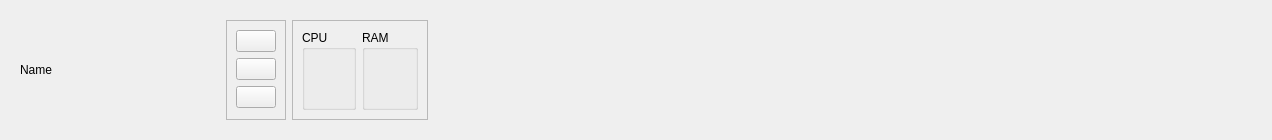
Old version of the form computerwidget.ui in the repository Elnhomantia/ServerManager.
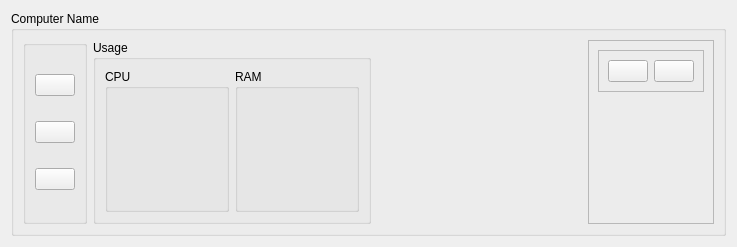
New version of the form. Icons and pictures are not drawn. Custom widgets are drawn as their Qt base class.

Commit message: upgrade computer widget + dark style sheet

Diff of the .ui file:
```diff
--- a/computerwidget.ui
+++ b/computerwidget.ui
@@ -6,38 +6,31 @@
    <rect>
     <x>0</x>
     <y>0</y>
-    <width>1272</width>
-    <height>140</height>
+    <width>737</width>
+    <height>247</height>
    </rect>
   </property>
+  <property name="sizePolicy">
+   <sizepolicy hsizetype="Preferred" vsizetype="Fixed">
+    <horstretch>0</horstretch>
+    <verstretch>0</verstretch>
+   </sizepolicy>
+  </property>
   <property name="windowTitle">
    <string>Form</string>
   </property>
-  <layout class="QHBoxLayout" name="horizontalLayout_2">
+  <layout class="QVBoxLayout" name="verticalLayout">
    <item>
-    <widget class="QWidget" name="widget" native="true">
+    <widget class="QGroupBox" name="computerGroupBox">
+     <property name="title">
+      <string>Computer Name</string>
+     </property>
+     <property name="alignment">
+      <set>Qt::AlignmentFlag::AlignLeading|Qt::AlignmentFlag::AlignLeft|Qt::AlignmentFlag::AlignTop</set>
+     </property>
      <layout class="QHBoxLayout" name="horizontalLayout">
       <item>
-       <widget class="QLabel" name="nemaLabel">
-        <property name="minimumSize">
-         <size>
-          <width>200</width>
-          <height>0</height>
-         </size>
-        </property>
-        <property name="text">
-         <string>Name</string>
-        </property>
-       </widget>
-      </item>
-      <item>
-       <widget class="QFrame" name="buttonFrame">
-        <property name="frameShape">
-         <enum>QFrame::Shape::StyledPanel</enum>
-        </property>
-        <property name="frameShadow">
-         <enum>QFrame::Shadow::Raised</enum>
-        </property>
+       <widget class="QGroupBox" name="buttonGroupBox">
         <layout class="QVBoxLayout" name="verticalLayout_2">
          <item>
           <widget class="QPushButton" name="startButton">
@@ -48,7 +41,7 @@
             <iconset theme="QIcon::ThemeIcon::MediaPlaybackStart"/>
            </property>
            <property name="checkable">
-            <bool>true</bool>
+            <bool>false</bool>
            </property>
            <property name="checked">
             <bool>false</bool>
@@ -82,12 +75,12 @@
        </widget>
       </item>
       <item>
-       <widget class="QFrame" name="statsFrame">
-        <property name="frameShape">
-         <enum>QFrame::Shape::StyledPanel</enum>
+       <widget class="QGroupBox" name="statsGroupBox">
+        <property name="title">
+         <string>Usage</string>
         </property>
-        <property name="frameShadow">
-         <enum>QFrame::Shadow::Raised</enum>
+        <property name="alignment">
+         <set>Qt::AlignmentFlag::AlignLeading|Qt::AlignmentFlag::AlignLeft|Qt::AlignmentFlag::AlignTop</set>
         </property>
         <layout class="QHBoxLayout" name="horizontalLayout_4">
          <item>
@@ -97,7 +90,20 @@
            </property>
            <layout class="QHBoxLayout" name="horizontalLayout_3">
             <item>
-             <widget class="DialWidget" name="cpuUsageWidget" native="true"/>
+             <widget class="DialWidget" name="cpuUsageWidget" native="true">
+              <property name="minimumSize">
+               <size>
+                <width>100</width>
+                <height>100</height>
+               </size>
+              </property>
+              <property name="maximumSize">
+               <size>
+                <width>100</width>
+                <height>100</height>
+               </size>
+              </property>
+             </widget>
             </item>
            </layout>
           </widget>
@@ -109,7 +115,20 @@
            </property>
            <layout class="QHBoxLayout" name="horizontalLayout_5">
             <item>
-             <widget class="DialWidget" name="cpuUsageWidget_2" native="true"/>
+             <widget class="DialWidget" name="cpuUsageWidget_2" native="true">
+              <property name="minimumSize">
+               <size>
+                <width>100</width>
+                <height>100</height>
+               </size>
+              </property>
+              <property name="maximumSize">
+               <size>
+                <width>100</width>
+                <height>100</height>
+               </size>
+              </property>
+             </widget>
             </item>
            </layout>
           </widget>
@@ -130,6 +149,63 @@
         </property>
        </spacer>
       </item>
+      <item>
+       <widget class="QFrame" name="frame">
+        <property name="frameShape">
+         <enum>QFrame::Shape::StyledPanel</enum>
+        </property>
+        <property name="frameShadow">
+         <enum>QFrame::Shadow::Raised</enum>
+        </property>
+        <layout class="QVBoxLayout" name="verticalLayout_3">
+         <item>
+          <widget class="QFrame" name="frame_2">
+           <property name="frameShape">
+            <enum>QFrame::Shape::StyledPanel</enum>
+           </property>
+           <property name="frameShadow">
+            <enum>QFrame::Shadow::Raised</enum>
+           </property>
+           <layout class="QHBoxLayout" name="horizontalLayout_2">
+            <item>
+             <widget class="QPushButton" name="editComputerButton">
+              <property name="text">
+               <string/>
+              </property>
+              <property name="icon">
+               <iconset theme="QIcon::ThemeIcon::DocumentProperties"/>
+              </property>
+             </widget>
+            </item>
+            <item>
+             <widget class="QPushButton" name="removeComputerPushButton">
+              <property name="text">
+               <string/>
+              </property>
+              <property name="icon">
+               <iconset theme="QIcon::ThemeIcon::EditClear"/>
+              </property>
+             </widget>
+            </item>
+           </layout>
+          </widget>
+         </item>
+         <item>
+          <spacer name="verticalSpacer_2">
+           <property name="orientation">
+            <enum>Qt::Orientation::Vertical</enum>
+           </property>
+           <property name="sizeHint" stdset="0">
+            <size>
+             <width>20</width>
+             <height>40</height>
+            </size>
+           </property>
+          </spacer>
+         </item>
+        </layout>
+       </widget>
+      </item>
      </layout>
     </widget>
    </item>
```
The commit also changes 6 other files.
